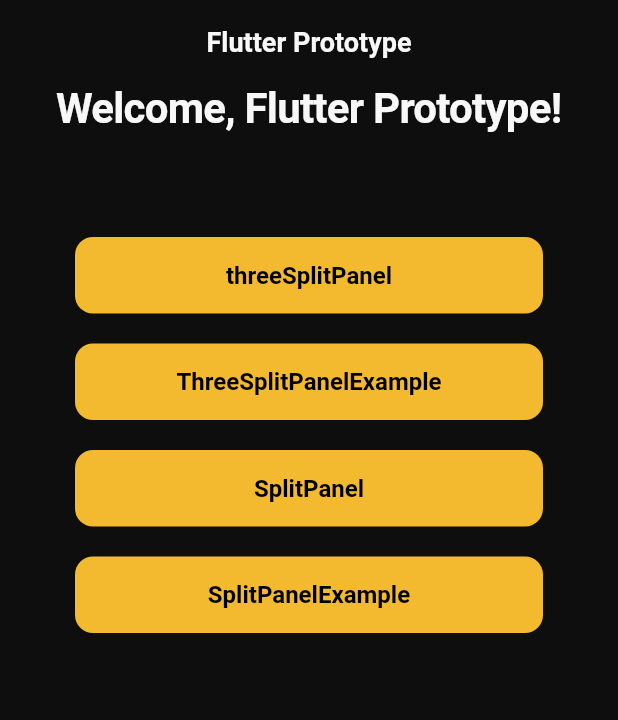
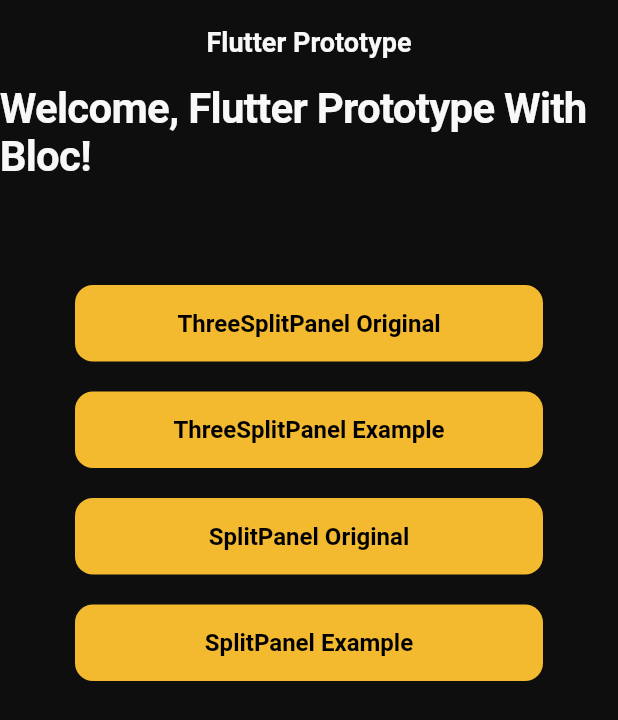
Before and after one commit to Dev-wut/flutter_prototype_bloc, a Flutter app: the screen it shows after launch, on a phone screen of 412 x 824 dp. Shown: the top 720 px of the screen. Run offline on Flutter 3.47's test engine with Material 3 defaults, Android fonts, the phone set to English and light mode, and no system bars; our stand-ins replace device_info_plus, flutter_bloc, go_router, permission_handler.

Commit message:
update split_panel

```diff
--- a/lib/feature/home_page/home_page.dart
+++ b/lib/feature/home_page/home_page.dart
@@ -11,10 +11,10 @@ class HomePage extends StatelessWidget {
   Widget build(BuildContext context) {
 
     final featureList = <String, String>{
-      AppRoutes.threeSplitPanel.name : "threeSplitPanel",
-      AppRoutes.threeSplitPanelExample.name : "ThreeSplitPanelExample",
-      AppRoutes.splitPanel.name : "SplitPanel",
-      AppRoutes.splitPanelExample.name : "SplitPanelExample",
+      AppRoutes.threeSplitPanel.name : "ThreeSplitPanel Original",
+      AppRoutes.threeSplitPanelExample.name : "ThreeSplitPanel Example",
+      AppRoutes.splitPanel.name : "SplitPanel Original",
+      AppRoutes.splitPanelExample.name : "SplitPanel Example",
     };
 
     return Scaffold(
@@ -24,7 +24,7 @@ class HomePage extends StatelessWidget {
       body: Column(
         children: [
           Text(
-            'Welcome, Flutter Prototype!',
+            'Welcome, Flutter Prototype With Bloc!',
             style: Theme.of(context).textTheme.displayMedium,
           ),
           const SizedBox(height: 20),
--- a/lib/feature/split_panel/presentation/page/split_panel_example.dart
+++ b/lib/feature/split_panel/presentation/page/split_panel_example.dart
@@ -66,7 +66,7 @@ class SplitPanelExample extends StatelessWidget {
           ),
         ),
         rightPanelWidth: 550,
-        showLeftToggleButton: false,
+        showLeftToggleButton: true,
         backgroundColor: Colors.grey.shade100,
         cardColor: Colors.white,
         buttonColor: Colors.white,
```
